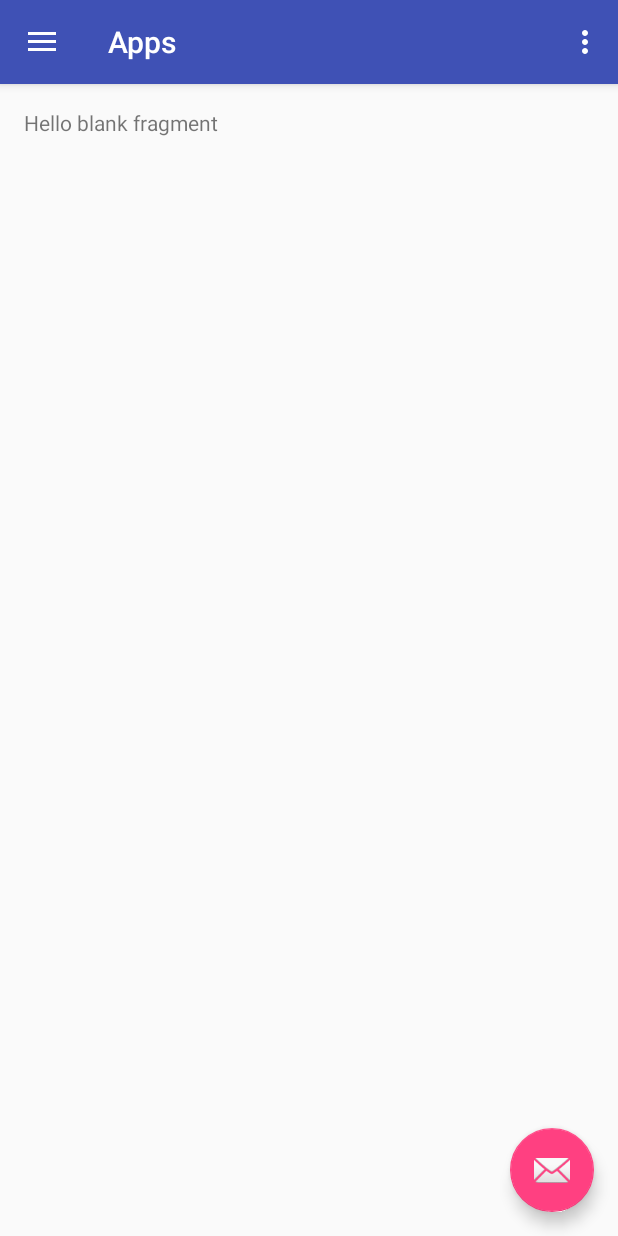
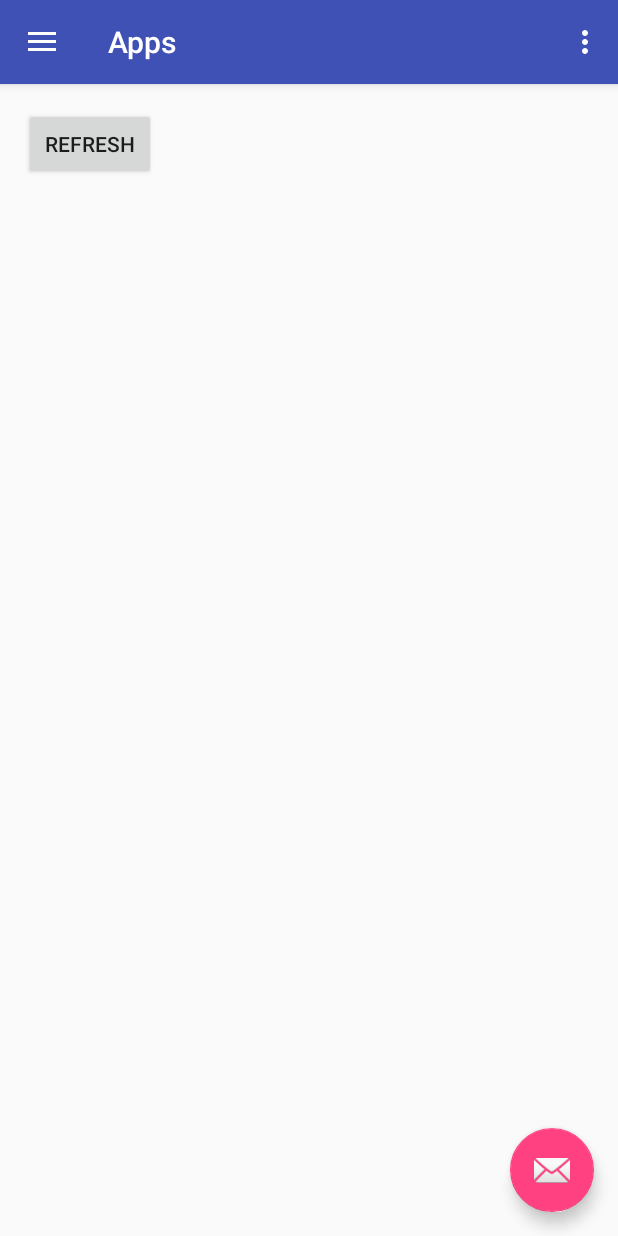
Before and after one commit to Behavorial-Model-System/Behavioral-Model-System, an Android app: the screen it shows after launch (MainActivity), on a phone screen of 412 x 824 dp. Run offline under Robolectric (Android 15) with nearby library versions, the light colour scheme and no system bars.

Commit message:
Integrated APp usage statistics

```diff
--- a/app/src/main/AndroidManifest.xml
+++ b/app/src/main/AndroidManifest.xml
@@ -1,6 +1,7 @@
 <?xml version="1.0" encoding="utf-8"?>
 <manifest xmlns:android="http://schemas.android.com/apk/res/android"
     package="com.bms.mqp.behaviormodelsystem">
+    <uses-permission android:name="android.permission.PACKAGE_USAGE_STATS"/>
 
     <application
         android:allowBackup="true"
--- /dev/null
+++ b/app/src/main/java/com/bms/mqp/behaviormodelsystem/AppUsageStatisticsFragment.java
@@ -0,0 +1,197 @@
+/*
+* Copyright 2014 The Android Open Source Project
+*
+* Licensed under the Apache License, Version 2.0 (the "License");
+* you may not use this file except in compliance with the License.
+* You may obtain a copy of the License at
+*
+*     http://www.apache.org/licenses/LICENSE-2.0
+*
+* Unless required by applicable law or agreed to in writing, software
+* distributed under the License is distributed on an "AS IS" BASIS,
+* WITHOUT WARRANTIES OR CONDITIONS OF ANY KIND, either express or implied.
+* See the License for the specific language governing permissions and
+* limitations under the License.
+*/
+
+package com.bms.mqp.behaviormodelsystem;
+
+import android.app.usage.UsageEvents;
+import android.app.usage.UsageStats;
+import android.app.usage.UsageStatsManager;
+import android.content.Context;
+import android.content.Intent;
+import android.content.pm.PackageManager;
+import android.graphics.drawable.Drawable;
+import android.os.Bundle;
+import android.provider.Settings;
+import android.support.v4.app.Fragment;
+import android.support.v7.widget.RecyclerView;
+import android.util.Log;
+import android.view.LayoutInflater;
+import android.view.View;
+import android.view.View.OnClickListener;
+import android.view.ViewGroup;
+import android.widget.AdapterView;
+import android.widget.ArrayAdapter;
+import android.widget.Button;
+import android.widget.Spinner;
+import android.widget.SpinnerAdapter;
+import android.widget.Toast;
+
+import java.util.ArrayList;
+import java.util.Calendar;
+import java.util.Collections;
+import java.util.Comparator;
+import java.util.List;
+/**
+ * Fragment that demonstrates how to use App Usage Statistics API.
+ */
+public class AppUsageStatisticsFragment extends Fragment {
+
+    private static final String TAG = AppUsageStatisticsFragment.class.getSimpleName();
+
+    private static final long USAGE_STATS_PERIOD = 1000 * 60 * 60 * 24 * 14;
+    private long mLastTime;
+
+    //VisibleForTesting for variables below
+    UsageStatsManager mUsageStatsManager;
+    UsageListAdapter mUsageListAdapter;
+    RecyclerView mRecyclerView;
+    RecyclerView.LayoutManager mLayoutManager;
+    Button mOpenUsageSettingButton;
+
+    /**
+     * Use this factory method to create a new instance of
+     * this fragment using the provided parameters.
+     *
+     * @return A new instance of fragment {@link AppUsageStatisticsFragment}.
+     */
+    public static AppUsageStatisticsFragment newInstance() {
+        AppUsageStatisticsFragment fragment = new AppUsageStatisticsFragment();
+        return fragment;
+    }
+
+    public AppUsageStatisticsFragment() {
+        // Required empty public constructor
+    }
+
+    @Override
+    public void onCreate(Bundle savedInstanceState) {
+        super.onCreate(savedInstanceState);
+
+        mUsageStatsManager = (UsageStatsManager) getActivity()
+                .getSystemService(Context.USAGE_STATS_SERVICE); //Context.USAGE_STATS_SERVICE
+
+        mLastTime = System.currentTimeMillis() - USAGE_STATS_PERIOD;
+
+
+    }
+
+    @Override
+    public View onCreateView(LayoutInflater inflater, ViewGroup container,
+            Bundle savedInstanceState) {
+        View view = inflater.inflate(R.layout.fragment_app_usage_statistics, container, false);
+
+        Button mRefreshButton = (Button) view.findViewById(R.id.button_refresh);
+        mRefreshButton.setOnClickListener(new OnClickListener() {
+            @Override
+            public void onClick(View v) {
+                UsageEvents usageEventsList = getUsageStatistics();
+                updateAppsList(usageEventsList);
+            }
+        });
+        return view;
+    }
+
+    @Override
+    public void onViewCreated(View rootView, Bundle savedInstanceState) {
+        super.onViewCreated(rootView, savedInstanceState);
+
+        mUsageListAdapter = new UsageListAdapter();
+        mRecyclerView = (RecyclerView) rootView.findViewById(R.id.recyclerview_app_usage);
+        mLayoutManager = mRecyclerView.getLayoutManager();
+        mRecyclerView.scrollToPosition(0);
+        mRecyclerView.setAdapter(mUsageListAdapter);
+        mOpenUsageSettingButton = (Button) rootView.findViewById(R.id.button_open_usage_setting);
+
+    }
+
+    /**
+     * Returns the {@link #mRecyclerView} including the time span specified by the
+     * intervalType argument.
+     *
+     *
+     * @return A list of {@link UsageStats}.
+     */
+    public UsageEvents getUsageStatistics() {
+        // Get the app statistics since one year ago from the current time.
+        Calendar cal = Calendar.getInstance();
+        cal.add(Calendar.YEAR, -1);
+
+        long now = System.currentTimeMillis();
+
+        UsageEvents queryUsageStats = mUsageStatsManager
+                .queryEvents(mLastTime, now);
+
+        if (!queryUsageStats.hasNextEvent()) {
+            Log.i(TAG, "The user may not allow the access to apps usage. ");
+            Toast.makeText(getActivity(),
+                    getString(R.string.explanation_access_to_appusage_is_not_enabled),
+                    Toast.LENGTH_LONG).show();
+            mOpenUsageSettingButton.setVisibility(View.VISIBLE);
+            mOpenUsageSettingButton.setOnClickListener(new OnClickListener() {
+                @Override
+                public void onClick(View v) {
+                    startActivity(new Intent(Settings.ACTION_USAGE_ACCESS_SETTINGS));
+                }
+            });
+        }
+        return queryUsageStats;
+    }
+
+    /**
+     * Updates the {@link #mRecyclerView} with the list of {@link UsageStats} passed as an argument.
+     *
+     * @param usageEventsList A list of {@link UsageStats} from which update the
+     *                       {@link #mRecyclerView}.
+     */
+    //VisibleForTesting
+    void updateAppsList(UsageEvents usageEventsList) {
+        List<CustomUsageEvents> customUsageEventsList = new ArrayList<>();
+        while (usageEventsList.hasNextEvent()) {
+            CustomUsageEvents customUsageEvents = new CustomUsageEvents();
+            UsageEvents.Event event;
+            event = new UsageEvents.Event();
+            usageEventsList.getNextEvent(event);
+            customUsageEvents.usageEvent = event;
+            try {
+                Drawable appIcon = getActivity().getPackageManager()
+                        .getApplicationIcon(customUsageEvents.usageEvent.getPackageName());
+                customUsageEvents.appIcon = appIcon;
+            } catch (PackageManager.NameNotFoundException e) {
+                Log.w(TAG, String.format("App Icon is not found for %s",
+                        customUsageEvents.usageEvent.getPackageName()));
+                customUsageEvents.appIcon = getActivity()
+                        .getDrawable(R.drawable.ic_default_app_launcher);
+            }
+            customUsageEventsList.add(customUsageEvents);
+        }
+        Collections.sort(customUsageEventsList, new TimeStampComparator());
+        mUsageListAdapter.setCustomUsageStatsList(customUsageEventsList);
+        mUsageListAdapter.notifyDataSetChanged();
+        mRecyclerView.scrollToPosition(0);
+    }
+
+    /**
+     * The {@link Comparator} to sort a collection of {@link UsageStats} sorted by the timestamp
+     * last time the app was used in the descendant order.
+     */
+    private static class TimeStampComparator implements Comparator<CustomUsageEvents> {
+
+        @Override
+        public int compare(CustomUsageEvents left, CustomUsageEvents right) {
+            return Long.compare(right.usageEvent.getTimeStamp(), left.usageEvent.getTimeStamp());
+        }
+    }
+}
--- a/app/src/main/java/com/bms/mqp/behaviormodelsystem/MainActivity.java
+++ b/app/src/main/java/com/bms/mqp/behaviormodelsystem/MainActivity.java
@@ -92,7 +92,7 @@ public class MainActivity extends AppCompatActivity
 
         switch (viewId) {
             case R.id.nav_apps:
-                fragment = new AccelerometerFragment();
+                fragment = new AppUsageStatisticsFragment();
                 title  = "Apps";
                 break;
             case R.id.nav_location:
@@ -105,6 +105,7 @@ public class MainActivity extends AppCompatActivity
                 break;
             case R.id.nav_accelerometer:
                 // fragment = new EventsFragment();
+                fragment = new AccelerometerFragment();
                 title = "Accelerometer";
                 break;
 
--- /dev/null
+++ b/app/src/main/res/layout/fragment_app_usage_statistics.xml
@@ -0,0 +1,56 @@
+<?xml version="1.0" encoding="utf-8"?>
+<!--
+ Copyright 2014 The Android Open Source Project
+
+ Licensed under the Apache License, Version 2.0 (the "License");
+ you may not use this file except in compliance with the License.
+ You may obtain a copy of the License at
+
+     http://www.apache.org/licenses/LICENSE-2.0
+
+ Unless required by applicable law or agreed to in writing, software
+ distributed under the License is distributed on an "AS IS" BASIS,
+ WITHOUT WARRANTIES OR CONDITIONS OF ANY KIND, either express or implied.
+ See the License for the specific language governing permissions and
+ limitations under the License.
+-->
+
+<LinearLayout xmlns:android="http://schemas.android.com/apk/res/android"
+              xmlns:app="http://schemas.android.com/apk/res-auto"
+              android:gravity="center_vertical"
+              android:layout_width="match_parent"
+              android:layout_height="match_parent"
+              android:orientation="vertical"
+
+              >
+
+    <Button android:id="@+id/button_open_usage_setting"
+            android:layout_width="wrap_content"
+            android:layout_height="wrap_content"
+            android:text="@string/open_app_usage_setting"
+            android:visibility="gone"
+            />
+
+    <Button android:id="@+id/button_refresh"
+            android:layout_height="wrap_content"
+            android:layout_width="wrap_content"
+            android:text="@string/refresh"
+            />
+
+    <LinearLayout android:layout_width="wrap_content"
+                  android:layout_height="wrap_content"
+                  android:orientation="horizontal"
+            >
+    </LinearLayout>
+
+    <android.support.v7.widget.RecyclerView
+            android:id="@+id/recyclerview_app_usage"
+
+            android:scrollbars="vertical"
+            android:drawSelectorOnTop="true"
+            android:layout_width="match_parent"
+            android:layout_height="match_parent"
+            app:layoutManager="LinearLayoutManager"
+            />
+
+</LinearLayout>
--- a/app/src/main/res/values/strings.xml
+++ b/app/src/main/res/values/strings.xml
@@ -5,6 +5,12 @@
     <string name="navigation_drawer_close">Close navigation drawer</string>
 
     <string name="action_settings">Settings</string>
+    <string name="open_app_usage_setting">Open Apps with usage access settings</string>
+    <string name="refresh">"Refresh</string>
+    <string name="explanation_access_to_appusage_is_not_enabled">Failed to retrieve app usage
+        statistics. You may need to enable access
+        for this app through Settings > Security > Apps with usage access
+    </string>
 
     <!-- TODO: Remove or change this placeholder text -->
     <string name="hello_blank_fragment">Hello blank fragment</string>
--- a/app/src/main/res/values/styles.xml
+++ b/app/src/main/res/values/styles.xml
@@ -16,5 +16,7 @@
     <style name="AppTheme.AppBarOverlay" parent="ThemeOverlay.AppCompat.Dark.ActionBar" />
 
     <style name="AppTheme.PopupOverlay" parent="ThemeOverlay.AppCompat.Light" />
-
+    <style name="PackageNameFont" parent="@android:style/TextAppearance.Small">
+        <item name="android:textColor">#000000</item>
+    </style>
 </resources>
```
Also changed, not shown: app/src/main/java/com/bms/mqp/behaviormodelsystem/CustomUsageEvents.java (added, +28 -0 lines), app/src/main/java/com/bms/mqp/behaviormodelsystem/UsageListAdapter.java (added, +129 -0 lines), app/src/main/res/layout/usage_row.xml (added, +76 -0 lines), app/src/main/res/drawable-hdpi/ic_default_app_launcher.png (added), app/src/main/res/drawable-hdpi/ic_launcher.png (added), app/src/main/res/drawable-hdpi/tile.9.png (added), app/src/main/res/drawable-mdpi/ic_default_app_launcher.png (added), app/src/main/res/drawable-mdpi/ic_launcher.png (added), app/src/main/res/drawable-xhdpi/ic_default_app_launcher.png (added), app/src/main/res/drawable-xhdpi/ic_launcher.png (added), app/src/main/res/drawable-xxhdpi/ic_default_app_launcher.png (added), app/src/main/res/drawable-xxhdpi/ic_launcher.png (added).
